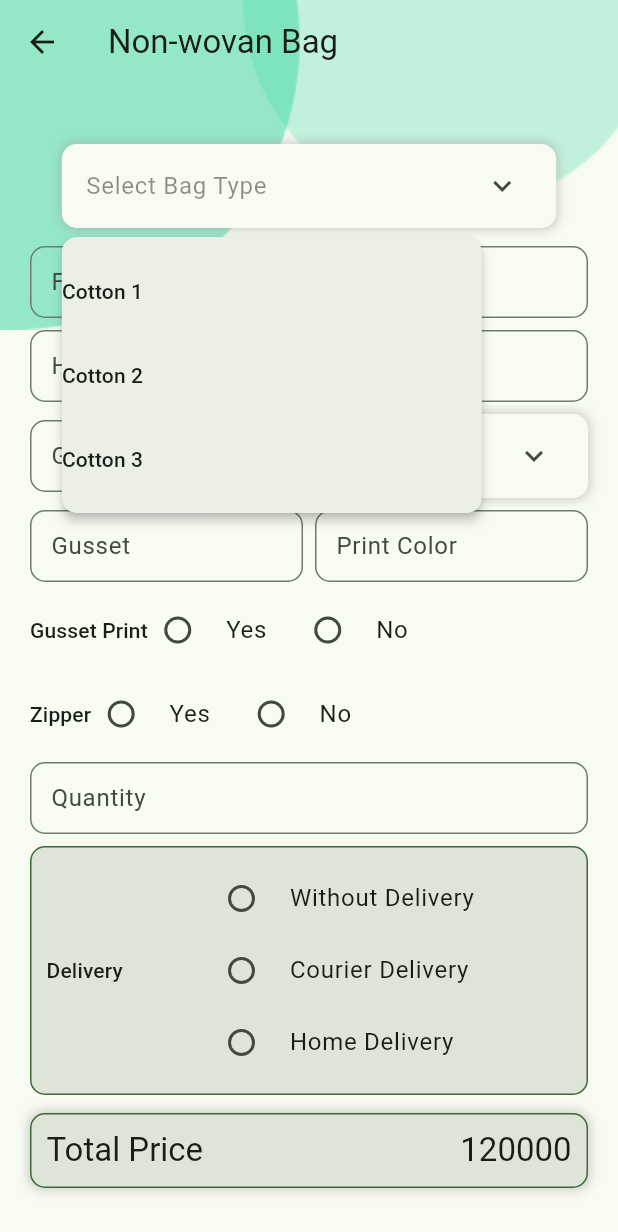
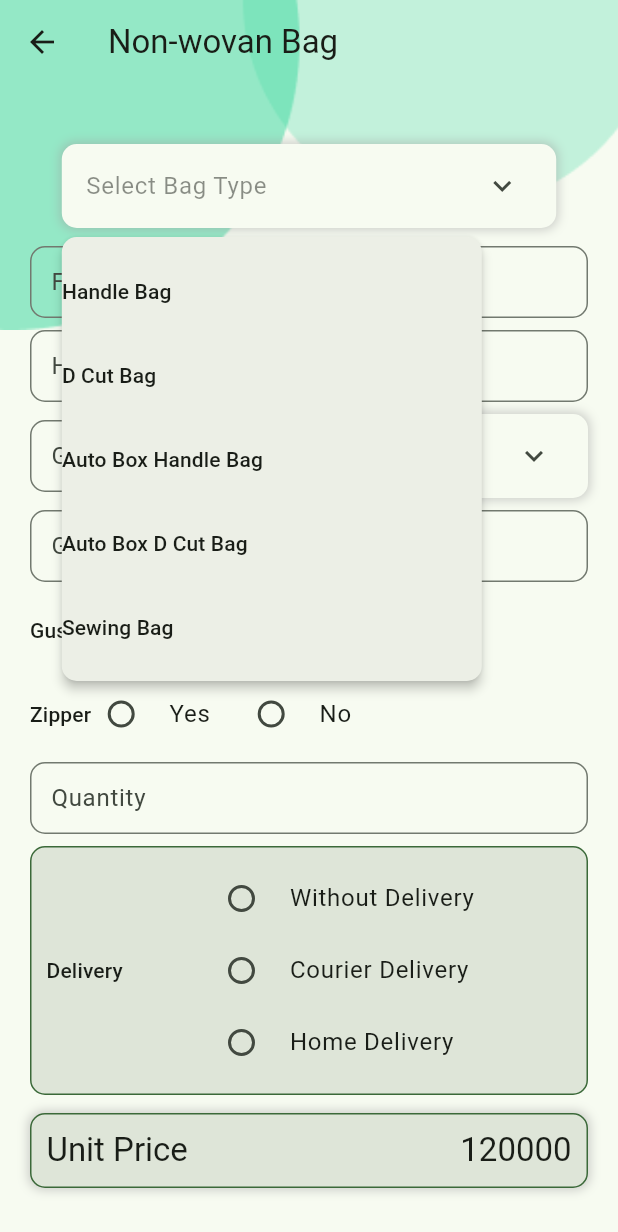
Before and after one commit to Siarc/silme, a Flutter app: the NonwovanScreen screen opened by its route, after a tap on "Select Bag Type", on a phone screen of 412 x 824 dp. Shown: the top 1232 px of the screen. Run offline on Flutter 3.47's test engine with Material 2 defaults, Android fonts, the phone set to English and light mode, and no system bars; our stand-ins replace firebase_auth, firebase_core, flutter_hooks, go_router, hooks_riverpod, riverpod_annotation and 1 more; accounts and stored records are empty; generated files the repository leaves out were written again; Roboto replaces fonts that are missing (poppins).

Commit message:
update ui

```diff
--- a/lib/features/Authentication/presentation/login_screen.dart
+++ b/lib/features/Authentication/presentation/login_screen.dart
@@ -24,6 +24,7 @@ class LoginScreen extends HookConsumerWidget {
     String? errorMessage = '';
 
     /// Sign in with email and password
+    /// ignore: unused_element
     Future<String> signInWithEmailAndPassword() async {
       try {
         await Auth().signInWithEmailAndPassword(
--- a/lib/features/Dashboard/presentation/component/app_drawer.dart
+++ b/lib/features/Dashboard/presentation/component/app_drawer.dart
@@ -12,6 +12,7 @@ class AppDrawer extends ConsumerWidget {
     super.key,
   });
 
+  /// Current logged in user
   final User? user = Auth().currentUser;
 
   /// Sign out user
--- a/lib/features/nonwovan/presentation/component/cotton_type_dropdown.dart
+++ b/lib/features/nonwovan/presentation/component/cotton_type_dropdown.dart
@@ -1,22 +1,24 @@
 import 'package:flutter/material.dart';
 import 'package:hooks_riverpod/hooks_riverpod.dart';
-import 'package:silme/features/nonwovan/provider/nonwovan_type_provider.dart';
+import 'package:silme/features/nonwovan/provider/nonwovan_bag_type_provider.dart';
 
 /// Custom dropdown widget for cotton type bags
 class CottonTypeDropdown extends ConsumerWidget {
   /// Default Constructor
   CottonTypeDropdown({super.key});
 
-  final List<String> _items = [
-    'Cotton 1',
-    'Cotton 2',
-    'Cotton 3',
+  final List<String> _nonwovanBagTypeList = [
+    'Handle Bag',
+    'D Cut Bag',
+    'Auto Box Handle Bag',
+    'Auto Box D Cut Bag',
+    'Sewing Bag',
   ];
 
   @override
   Widget build(BuildContext context, WidgetRef ref) {
     final size = MediaQuery.of(context).size;
-    final selectedItem = ref.watch(nonwovanTypeProvider);
+    final selectedItem = ref.watch(nonwovanBagTypeProvider);
     return Container(
       decoration: BoxDecoration(
         borderRadius: BorderRadius.circular(10),
@@ -36,10 +38,10 @@ class CottonTypeDropdown extends ConsumerWidget {
         ),
         offset: const Offset(0, 62),
         onSelected: (value) {
-          ref.read(nonwovanTypeProvider.notifier).setCottonType(value);
+          ref.read(nonwovanBagTypeProvider.notifier).setCottonType(value);
         },
         itemBuilder: (BuildContext context) {
-          return _items.map((String item) {
+          return _nonwovanBagTypeList.map((String item) {
             return PopupMenuItem(
               padding: EdgeInsets.zero,
               value: item,
--- a/lib/features/nonwovan/presentation/component/print_type_dropdown.dart
+++ b/lib/features/nonwovan/presentation/component/print_type_dropdown.dart
@@ -8,9 +8,10 @@ class PrintTypeDropdown extends ConsumerWidget {
   PrintTypeDropdown({super.key});
 
   final List<String> _items = [
-    'Print Type 1',
-    'Print Type 2',
-    'Print Type 3',
+    'One Color',
+    'Two Color',
+    'Three Color',
+    'Four Color',
   ];
 
   @override
@@ -61,7 +62,7 @@ class PrintTypeDropdown extends ConsumerWidget {
           title: Text(
             selectedItem,
             style: TextStyle(
-              color: selectedItem == 'Print Type'
+              color: selectedItem == 'Print Color'
                   ? Theme.of(context).colorScheme.onSurface.withOpacity(0.5)
                   : Theme.of(context).colorScheme.onSurface,
             ),
--- a/lib/features/nonwovan/presentation/nonwovan_screen.dart
+++ b/lib/features/nonwovan/presentation/nonwovan_screen.dart
@@ -41,14 +41,7 @@ class NonwovanScreen extends ConsumerWidget {
                   right: 20,
                 ),
                 width: size.width,
-                child: Column(
-                  children: [
-                    CottonTypeDropdown(),
-                    gapH12,
-                    fabricDetails(ref, context),
-                    gapH8,
-                  ],
-                ),
+                child: fabricDetails(ref, context),
               ),
             ),
           ),
@@ -61,11 +54,13 @@ class NonwovanScreen extends ConsumerWidget {
   Column fabricDetails(WidgetRef ref, BuildContext context) {
     return Column(
       children: [
+        CottonTypeDropdown(),
+        gapH12,
         fabricPrice(),
         gapH8,
         bagSize(),
         gapH8,
-        bagGsmPrintType(),
+        bagPrintType(),
         gapH8,
         bagGussetPrintColor(),
         gapH8,
@@ -77,13 +72,14 @@ class NonwovanScreen extends ConsumerWidget {
         gapH8,
         bagDeliveryType(ref, context),
         gapH12,
-        totalPrice(ref, context),
+        unitPrice(ref, context),
+        gapH8,
       ],
     );
   }
 
   /// Bag GSM and Print Type
-  Row bagGsmPrintType() {
+  Row bagPrintType() {
     return Row(
       children: [
         Expanded(
@@ -332,7 +328,7 @@ class NonwovanScreen extends ConsumerWidget {
   }
 
   /// Total Price of the bag
-  Widget totalPrice(WidgetRef ref, BuildContext context) {
+  Widget unitPrice(WidgetRef ref, BuildContext context) {
     return Container(
       padding: const EdgeInsets.all(10),
       decoration: BoxDecoration(
@@ -352,7 +348,7 @@ class NonwovanScreen extends ConsumerWidget {
       child: Row(
         children: [
           Text(
-            'Total Price',
+            'Unit Price',
             style: Theme.of(context).textTheme.titleLarge,
           ),
           const Spacer(),
--- a/lib/features/nonwovan/provider/nonwovan_type_provider.dart
+++ b/lib/features/nonwovan/provider/nonwovan_bag_type_provider.dart
@@ -2,11 +2,11 @@
 
 import 'package:riverpod_annotation/riverpod_annotation.dart';
 
-part 'nonwovan_type_provider.g.dart';
+part 'nonwovan_bag_type_provider.g.dart';
 
 /// Selected cotton type bag
 @riverpod
-class NonwovanType extends _$NonwovanType {
+class NonwovanBagType extends _$NonwovanBagType {
   @override
   String build() {
     return 'Select Bag Type';
--- a/lib/features/nonwovan/provider/print_type_provider.dart
+++ b/lib/features/nonwovan/provider/print_type_provider.dart
@@ -9,7 +9,7 @@ part 'print_type_provider.g.dart';
 class PrintType extends _$PrintType {
   @override
   String build() {
-    return 'Print Type';
+    return 'Print Color';
   }
 
   /// Set cotton type bag
--- a/lib/utils/basic_route.dart
+++ b/lib/utils/basic_route.dart
@@ -50,7 +50,8 @@ GoRouter getGoRouter() {
                   return const CottonScreen();
                 },
               ),
-              ]),
+            ],
+          ),
         ],
       ),
     ],
```
Also changed, not shown: lib/features/nonwovan/model/bag_nonwovan.dart (added, +30 -0 lines), lib/features/nonwovan/provider/nonwovan_bag_type_provider.g.dart (added), lib/features/nonwovan/provider/nonwovan_type_provider.g.dart (deleted), lib/features/nonwovan/provider/print_type_provider.g.dart, lib/firebase_options.dart. Lines whose indentation alone changed are shown as unchanged.
